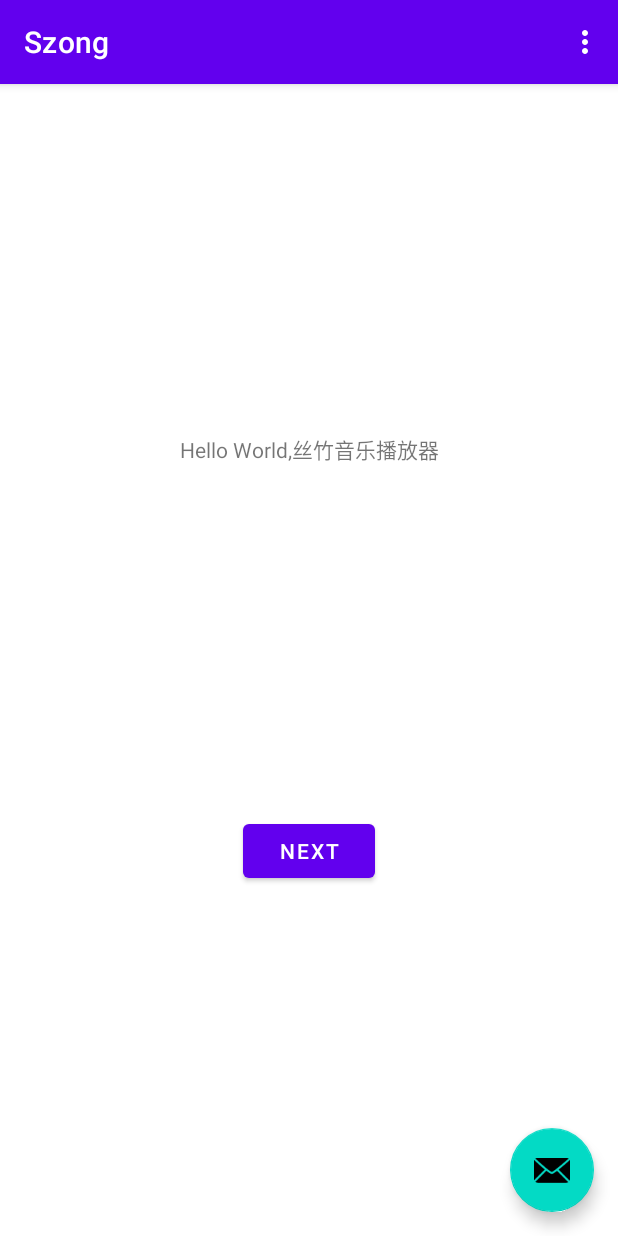
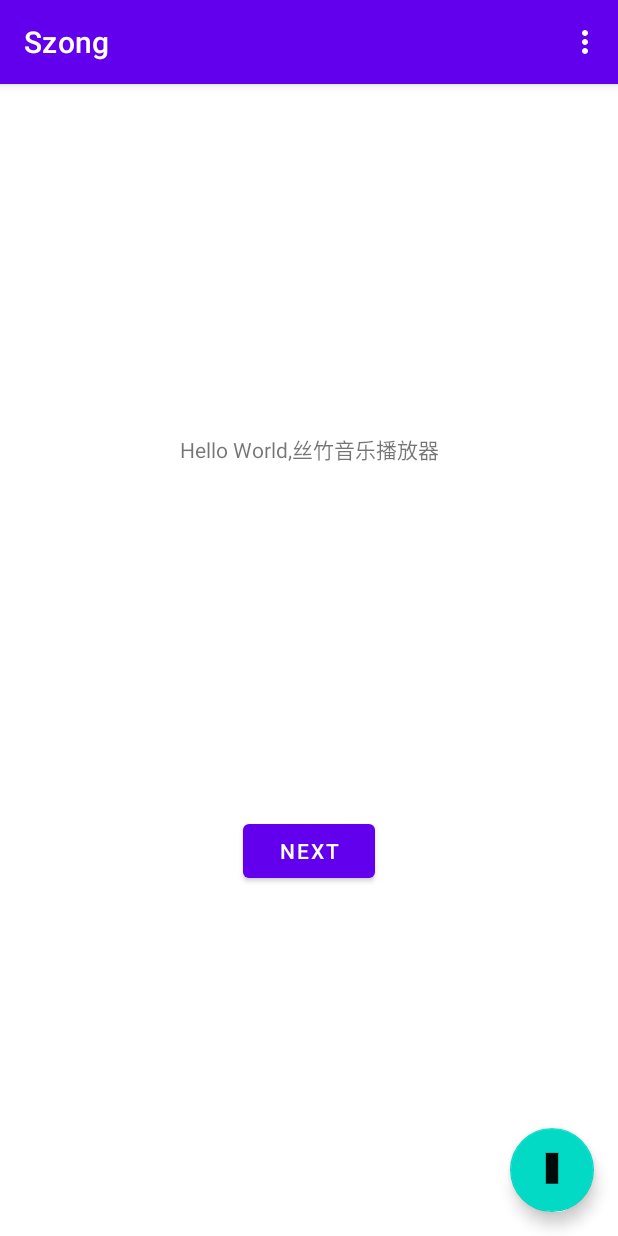
Before and after one commit to shilongzhuo/Szong, an Android app: the screen it shows after launch (MainActivity), on a phone screen of 412 x 824 dp. Run offline under Robolectric (Android 15) with nearby library versions, the phone set to English and light mode, and no system bars.

Commit message:
初始化项目，定义需求

```diff
--- a/app/src/main/res/layout/activity_main.xml
+++ b/app/src/main/res/layout/activity_main.xml
@@ -28,6 +28,7 @@
         android:layout_height="wrap_content"
         android:layout_gravity="bottom|end"
         android:layout_margin="@dimen/fab_margin"
-        app:srcCompat="@android:drawable/ic_dialog_email" />
+        android:contentDescription="@string/app_name"
+        app:srcCompat="@android:drawable/edit_text" />
 
 </androidx.coordinatorlayout.widget.CoordinatorLayout>
--- a/app/src/main/res/values/strings.xml
+++ b/app/src/main/res/values/strings.xml
@@ -1,5 +1,9 @@
 <resources>
     <string name="app_name">Szong</string>
+    <string name="team_name">二十四桥明月夜</string>
+    <string name="my">我的</string>
+    <string name="home">首页</string>
+    <string name="about">关于</string>
     <string name="action_settings">Settings</string>
     <!-- Strings used for fragments for navigation -->
     <string name="first_fragment_label">First Fragment</string>
```
Also changed, not shown: app/src/main/res/drawable/ic_baseline_keyboard_tab_24.xml (added, +10 -0 lines), 2 other files.
